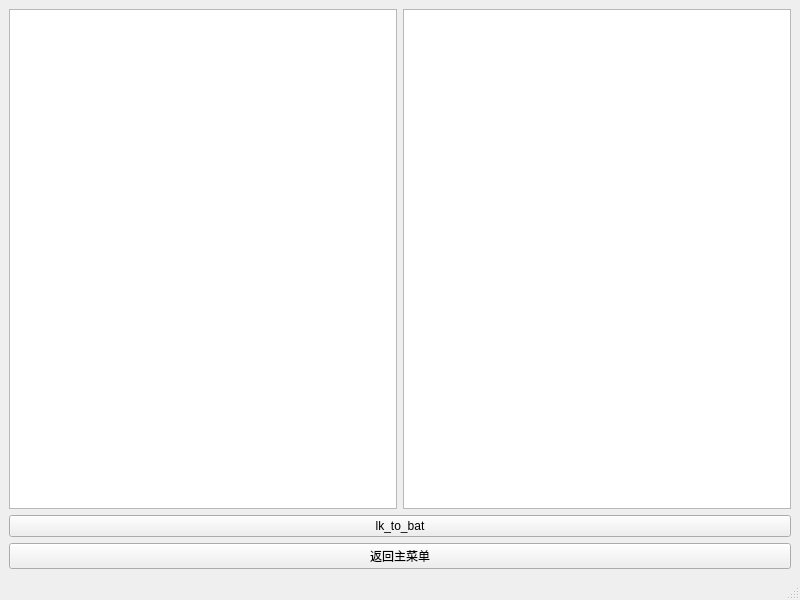
Qt form 03_bsp_tools/ui_lk_to_bat.ui (0aibin0/python_pyqt5_learning) before a commit.
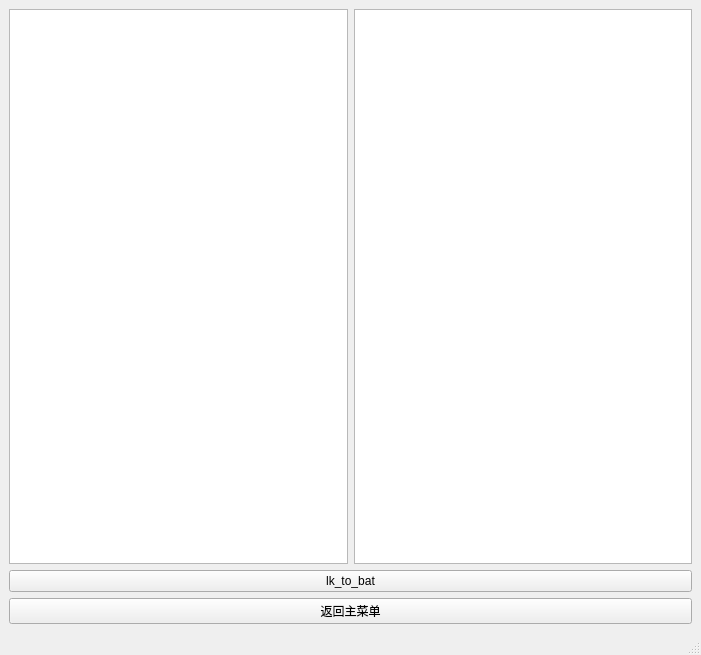
The same form after that commit.

```diff
--- a/03_bsp_tools/ui_lk_to_bat.ui
+++ b/03_bsp_tools/ui_lk_to_bat.ui
@@ -6,8 +6,8 @@
    <rect>
     <x>0</x>
     <y>0</y>
-    <width>800</width>
-    <height>600</height>
+    <width>701</width>
+    <height>655</height>
    </rect>
   </property>
   <property name="windowTitle">
```
Left out of the diff: 2 changed lines with no effect on the pictures.
